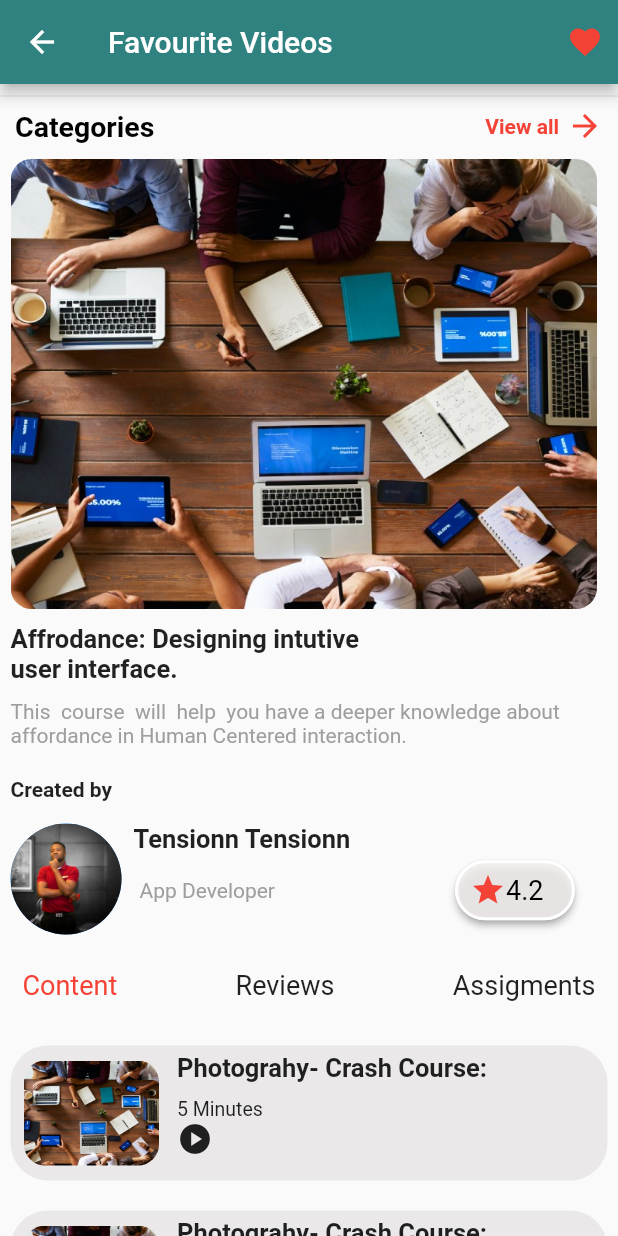
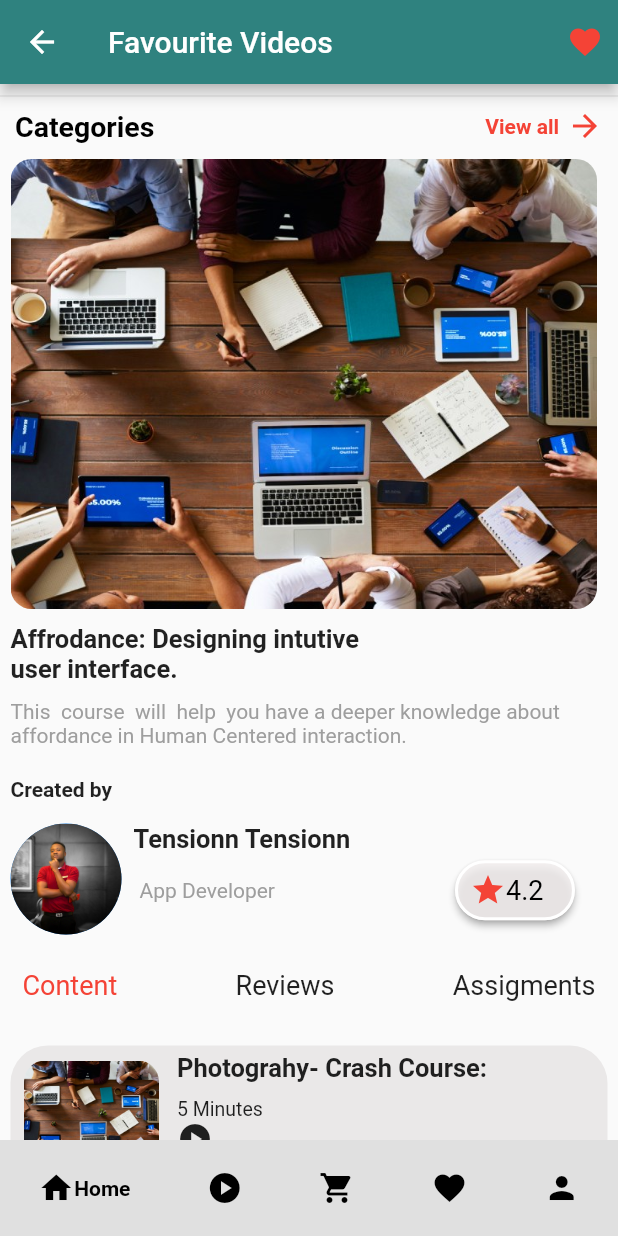
Before and after one commit to OscarNii/flutterSchool_ui, a Flutter app: the Nextpage1 screen opened directly, on a phone screen of 412 x 824 dp. Run offline on Flutter 3.47's test engine with Material 2 defaults, Android fonts, the phone set to English and light mode, and no system bars; drawn by our look-alikes of google_nav_bar; missing offline and left inert: awesome_icons.

Commit message:
bottom gnav

```diff
--- a/lib/videos/nextpage1.dart
+++ b/lib/videos/nextpage1.dart
@@ -1,6 +1,7 @@
 // ignore_for_file: prefer_const_literals_to_create_immutables, prefer_const_constructors
 
 import 'package:flutter/material.dart';
+import 'package:google_nav_bar/google_nav_bar.dart';
 import 'package:school_ui/videos/course1.dart';
 
 class Nextpage1 extends StatefulWidget {
@@ -15,7 +16,9 @@ class _Nextpage1State extends State<Nextpage1> {
   Widget build(BuildContext context) {
     return Scaffold(
       appBar: AppBar(
-        title: Text('Favourite Videos'),
+        title: Text(
+          'Favourite Videos',
+        ),
         backgroundColor: Color.fromARGB(255, 47, 130, 127),
         actions: [
           Padding(
@@ -222,6 +225,46 @@ class _Nextpage1State extends State<Nextpage1> {
           ),
         ],
       ),
+      bottomNavigationBar: GNav(
+        color: Colors.white,
+        activeColor: Colors.black,
+        mainAxisAlignment: MainAxisAlignment.spaceAround,
+        backgroundColor: Color.fromARGB(72, 158, 158, 158),
+        padding: EdgeInsets.all(20.0),
+        rippleColor: Colors.red,
+        tabs: [
+          GButton(
+            icon: Icons.home,
+            text: 'Home',
+            textColor: Colors.black,
+            iconColor: Colors.black,
+          ),
+          GButton(
+            icon: Icons.play_circle,
+            text: 'Courses',
+            textColor: Colors.black,
+            iconColor: Colors.black,
+          ),
+          GButton(
+            icon: Icons.shopping_cart,
+            text: 'Cart',
+            textColor: Colors.black,
+            iconColor: Colors.black,
+          ),
+          GButton(
+            icon: Icons.favorite,
+            text: 'Favorite',
+            textColor: Colors.black,
+            iconColor: Colors.black,
+          ),
+          GButton(
+            icon: Icons.person,
+            text: 'Profile',
+            textColor: Colors.black,
+            iconColor: Colors.black,
+          ),
+        ],
+      ),
     );
   }
 }
```
